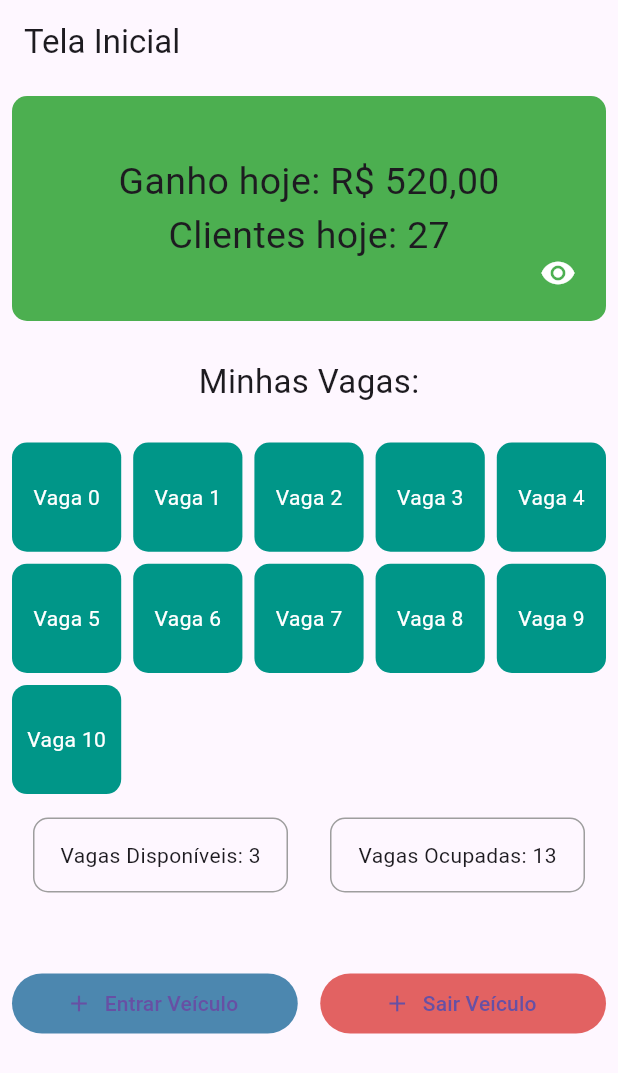
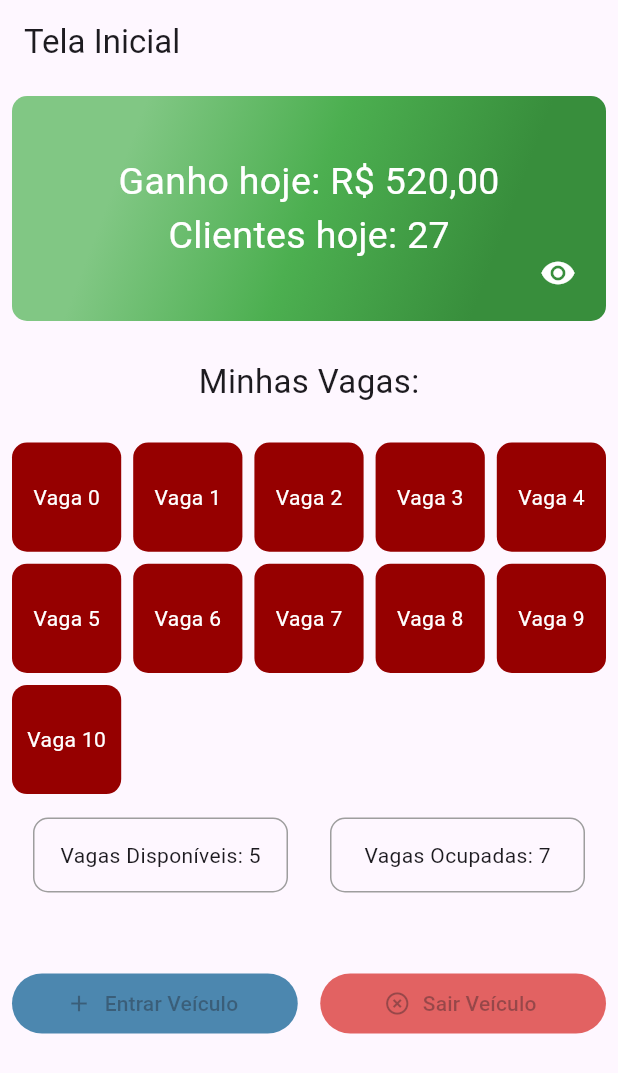
Before and after one commit to guiklisman/estacionamento, a Flutter app: the screen it shows after launch, on a phone screen of 412 x 824 dp. Shown: the top 1073 px of the screen. Run offline on Flutter 3.47's test engine with Material 2 defaults, Android fonts, the phone set to English and light mode, and no system bars.

Commit message:
continuando dev

```diff
--- a/lib/home.dart
+++ b/lib/home.dart
@@ -1,4 +1,9 @@
 import 'package:flutter/material.dart';
+
+import 'shared/widgets/default_button_widget.dart';
+import 'shared/widgets/parking_available_widget.dart';
+import 'shared/widgets/parking_icon_widget.dart';
+import 'shared/widgets/space_widget.dart';
 
 class HomePage extends StatefulWidget {
   const HomePage({super.key});
@@ -23,8 +28,17 @@ class _HomePageState extends State<HomePage> {
               height: 150,
               width: 400,
               decoration: BoxDecoration(
-                color: Colors.green[500],
                 borderRadius: BorderRadius.circular(10.0),
+                gradient: LinearGradient(
+                  begin: Alignment.topLeft,
+                  end: Alignment.bottomRight,
+                  colors: [
+                    Colors.green[300]!,
+                    Colors.green[500]!,
+                    Colors.green[700]!,
+                  ],
+                  stops: const [0.2, 0.5, 0.8],
+                ),
               ),
               child: Stack(
                 children: [
@@ -52,6 +66,7 @@ class _HomePageState extends State<HomePage> {
                             'Ganho hoje: R\$ 520,00',
                             style: TextStyle(
                               fontSize: 25,
+                              color: Colors.white,
                             ),
                           ),
                         if (showValues)
@@ -59,6 +74,7 @@ class _HomePageState extends State<HomePage> {
                             'Clientes hoje: 27',
                             style: TextStyle(
                               fontSize: 25,
+                              color: Colors.white,
                             ),
                           ),
                       ],
@@ -74,111 +90,63 @@ class _HomePageState extends State<HomePage> {
               'Minhas Vagas:',
               style: TextStyle(fontSize: 22),
             ),
-            const SizedBox(
+            const SpaceWidget(
               height: 25,
             ),
             SizedBox(
               height: 250,
               child: GridView.builder(
                 gridDelegate: const SliverGridDelegateWithFixedCrossAxisCount(
-                  crossAxisCount: 5, // Define o número de colunas
-                  crossAxisSpacing:
-                      8.0, // Espaçamento horizontal entre os itens
-                  mainAxisSpacing: 8.0, // Espaçamento vertical entre os itens
+                  crossAxisCount: 5,
+                  crossAxisSpacing: 8.0,
+                  mainAxisSpacing: 8.0,
                 ),
                 itemCount: 11,
                 itemBuilder: (context, index) {
-                  return Container(
-                    decoration: BoxDecoration(
-                      color: Colors.teal,
-                      borderRadius: BorderRadius.circular(10.0),
-                    ),
-                    child: Center(
-                      child: Text(
-                        'Vaga $index',
-                        style: const TextStyle(color: Colors.white),
-                      ),
-                    ),
+                  return ParkingIconWidget(
+                    vagaPreenchida: false,
+                    numeroVaga: index,
                   );
                 },
               ),
             ),
-            Row(
+            const Row(
               mainAxisAlignment: MainAxisAlignment.spaceAround,
               crossAxisAlignment: CrossAxisAlignment.center,
               children: [
-                Container(
-                  height: 50,
-                  width: 170,
-                  decoration: BoxDecoration(
-                    border: Border.all(
-                      color: Colors.grey, // Cor da borda cinza
-                      width: 1.0, // Largura da borda
-                    ),
-                    borderRadius: BorderRadius.circular(
-                        10.0), // Ajuste o raio conforme necessário
-                  ),
-                  child: const Center(
-                    child: Text(
-                      'Vagas Disponíveis: 3',
-                    ),
-                  ),
+                ParkingAvailableWidget(
+                  title: 'Vagas Disponíveis: ',
+                  value: '5',
                 ),
-                Container(
-                  height: 50,
-                  width: 170,
-                  decoration: BoxDecoration(
-                    border: Border.all(
-                      color: Colors.grey, // Cor da borda cinza
-                      width: 1.0, // Largura da borda
-                    ),
-                    borderRadius: BorderRadius.circular(
-                        10.0), // Ajuste o raio conforme necessário
-                  ),
-                  child: const Center(
-                    child: Text(
-                      'Vagas Ocupadas: 13',
-                    ),
-                  ),
+                ParkingAvailableWidget(
+                  title: 'Vagas Ocupadas: ',
+                  value: '7',
                 ),
               ],
             ),
-            const SizedBox(
+            const SpaceWidget(
               height: 50,
             ),
             Row(
               mainAxisAlignment: MainAxisAlignment.spaceBetween,
               children: [
                 Expanded(
-                  child: TextButton.icon(
-                    onPressed: () => (),
-                    icon: const Icon(Icons.add),
-                    label: const Text('Entrar Veículo'),
-                    style: ButtonStyle(
-                      backgroundColor: MaterialStateProperty.all<Color>(
-                        const Color.fromARGB(
-                          255,
-                          76,
-                          135,
-                          175,
-                        ),
-                      ),
-                    ),
+                  child: DefaultButtonWidget(
+                    title: 'Entrar Veículo',
+                    icon: Icons.add,
+                    colorBackground: const Color.fromARGB(255, 76, 135, 175),
+                    onTap: () => null,
                   ),
                 ),
-                const SizedBox(
+                const SpaceWidget(
                   width: 15,
                 ),
                 Expanded(
-                  child: TextButton.icon(
-                    onPressed: () => (),
-                    icon: const Icon(Icons.add),
-                    label: const Text('Sair Veículo'),
-                    style: ButtonStyle(
-                      backgroundColor: MaterialStateProperty.all<Color>(
-                        const Color.fromARGB(255, 226, 98, 98),
-                      ),
-                    ),
+                  child: DefaultButtonWidget(
+                    title: 'Sair Veículo',
+                    icon: Icons.highlight_remove,
+                    colorBackground: const Color.fromARGB(255, 226, 98, 98),
+                    onTap: () => null,
                   ),
                 ),
               ],
--- /dev/null
+++ b/lib/shared/widgets/default_button_widget.dart
@@ -0,0 +1,35 @@
+import 'package:flutter/material.dart';
+
+class DefaultButtonWidget extends StatefulWidget {
+  final IconData icon;
+  final String title;
+  final Color colorBackground;
+  final Function onTap;
+
+  const DefaultButtonWidget({
+    super.key,
+    required this.icon,
+    required this.title,
+    required this.colorBackground,
+    required this.onTap,
+  });
+
+  @override
+  State<DefaultButtonWidget> createState() => _DefaultButtonWidgetState();
+}
+
+class _DefaultButtonWidgetState extends State<DefaultButtonWidget> {
+  @override
+  Widget build(BuildContext context) {
+    return TextButton.icon(
+      icon: Icon(widget.icon),
+      label: Text(widget.title),
+      style: ButtonStyle(
+        backgroundColor: MaterialStateProperty.all<Color>(
+          widget.colorBackground,
+        ),
+      ),
+      onPressed: widget.onTap(),
+    );
+  }
+}
--- /dev/null
+++ b/lib/shared/widgets/parking_available_widget.dart
@@ -0,0 +1,39 @@
+import 'package:flutter/material.dart';
+
+class ParkingAvailableWidget extends StatefulWidget {
+  final double? height;
+  final double? width;
+  final String title;
+  final String? value;
+  const ParkingAvailableWidget(
+      {super.key,
+      this.height = 50,
+      this.width = 170,
+      required this.title,
+      this.value = ''});
+
+  @override
+  State<ParkingAvailableWidget> createState() => _ParkingAvailableWidgetState();
+}
+
+class _ParkingAvailableWidgetState extends State<ParkingAvailableWidget> {
+  @override
+  Widget build(BuildContext context) {
+    return Container(
+      height: widget.height,
+      width: widget.width,
+      decoration: BoxDecoration(
+        border: Border.all(
+          color: Colors.grey,
+          width: 1.0,
+        ),
+        borderRadius: BorderRadius.circular(10.0),
+      ),
+      child: Center(
+        child: Text(
+          widget.title + widget.value!,
+        ),
+      ),
+    );
+  }
+}
--- /dev/null
+++ b/lib/shared/widgets/parking_icon_widget.dart
@@ -0,0 +1,29 @@
+import 'package:flutter/material.dart';
+
+class ParkingIconWidget extends StatelessWidget {
+  final bool vagaPreenchida;
+  final int numeroVaga;
+
+  const ParkingIconWidget({
+    super.key,
+    required this.vagaPreenchida,
+    required this.numeroVaga,
+  });
+
+  @override
+  Widget build(BuildContext context) {
+    return Container(
+      decoration: BoxDecoration(
+        color:
+            vagaPreenchida ? Colors.teal : const Color.fromARGB(255, 150, 0, 0),
+        borderRadius: BorderRadius.circular(10.0),
+      ),
+      child: Center(
+        child: Text(
+          'Vaga $numeroVaga',
+          style: const TextStyle(color: Colors.white),
+        ),
+      ),
+    );
+  }
+}
```
Also changed, not shown: lib/models/historico_diario_model.dart (added, +46 -0 lines), lib/models/vaga_model.dart (added, +51 -0 lines), lib/models/veiculo_model.dart (added, +37 -0 lines), lib/shared/widgets/space_widget.dart (added, +15 -0 lines).
